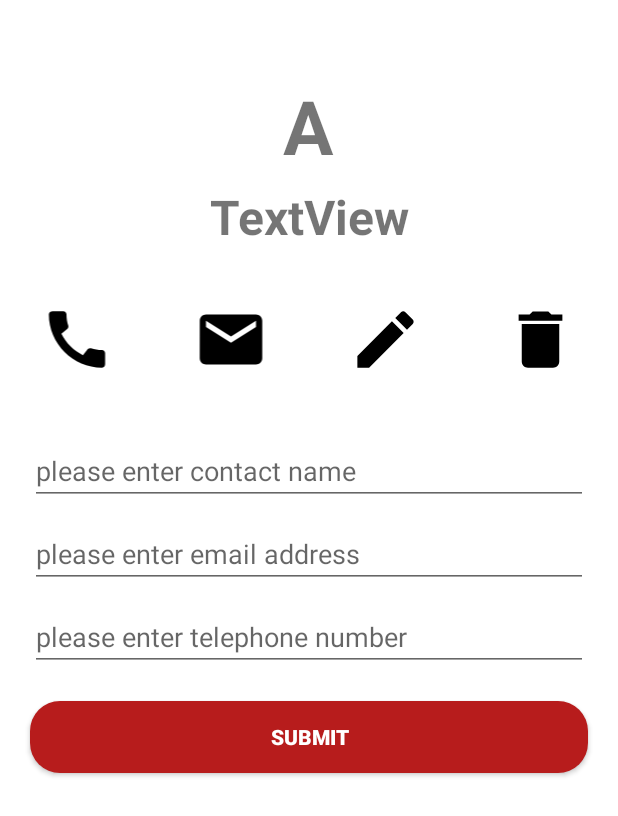
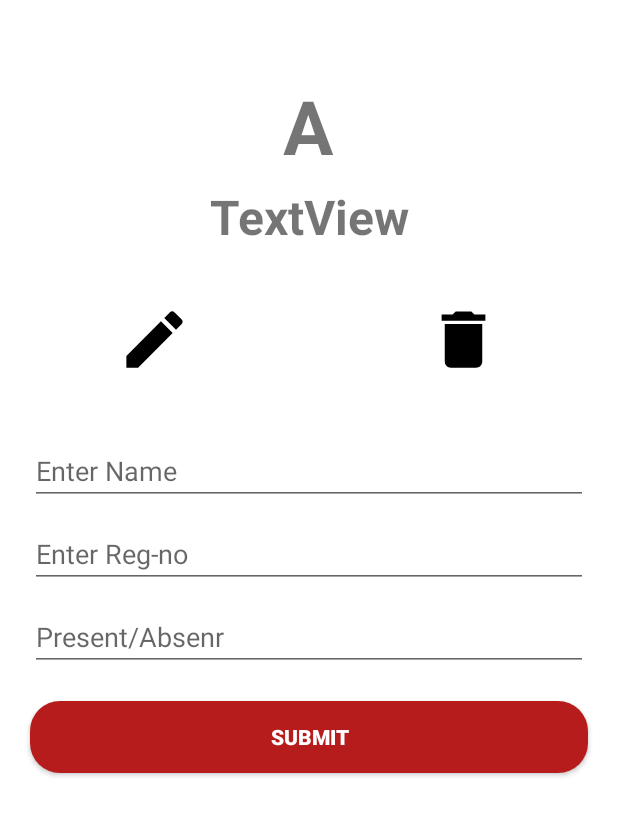
Before and after one commit to PRINCEKUMAR2025/Contacts, an Android app: the ContactInfo screen opened directly, with no data from a screen before it, after a tap on an icon or button, on a phone screen of 412 x 824 dp. Shown: the top 816 px of the screen. Run offline under Robolectric (Android 15) with nearby library versions, the phone set to English and light mode, and no system bars; libraries missing offline, so code that uses them is left out: com.backendless, com.backendless.async, com.backendless.exceptions; 5 statements that could not run were skipped.

```diff
--- a/app/src/main/java/com/prince5326/contacts/ApplicationClass.java
+++ b/app/src/main/java/com/prince5326/contacts/ApplicationClass.java
@@ -8,8 +8,8 @@ import com.backendless.BackendlessUser;
 import java.util.List;
 
 public class ApplicationClass extends Application {
-    public static final String APPLICATION_ID = "241DA653-A6C0-DDC0-FF36-A831FA58CB00";
-    public static final String API_KEY = "0A1C7BA0-3B36-4A9E-B464-C2827CB1DD0D";
+    public static final String APPLICATION_ID = "F5EB923D-FCCC-9521-FF2D-D6BFA54D5500";
+    public static final String API_KEY = "2219C8CE-A89F-4975-8F54-9330E8E8E6E8";
     public static final String SERVER_URL = "https://api.backendless.com";
 
     public static BackendlessUser user;
--- a/app/src/main/java/com/prince5326/contacts/ContactInfo.java
+++ b/app/src/main/java/com/prince5326/contacts/ContactInfo.java
@@ -48,8 +48,8 @@ public class ContactInfo extends AppCompatActivity {
         tvChar=findViewById(R.id.tvChar);
         tvName=findViewById(R.id.tvName);
 
-        ivCall=findViewById(R.id.ivCall);
-        ivMail=findViewById(R.id.ivMail);
+//        ivCall=findViewById(R.id.ivCall);
+//        ivMail=findViewById(R.id.ivMail);
         ivEdit=findViewById(R.id.ivEdit);
         ivDelete=findViewById(R.id.ivDelete);
 
@@ -73,27 +73,27 @@ public class ContactInfo extends AppCompatActivity {
         tvChar.setText(ApplicationClass.contacts.get(index).getName().toUpperCase().charAt(0)+"");
         tvName.setText(ApplicationClass.contacts.get(index).getName());
 
-        ivCall.setOnClickListener(new View.OnClickListener() {
-            @Override
-            public void onClick(View v) {
+//        ivCall.setOnClickListener(new View.OnClickListener() {
+//            @Override
+//            public void onClick(View v) {
+//
+//                String uri="tel:"+ApplicationClass.contacts.get(index).getNumber();
+//                Intent intent=new Intent(Intent.ACTION_DIAL);
+//                intent.setData(Uri.parse(uri));
+//                startActivity(intent);
+//            }
+//        });
 
-                String uri="tel:"+ApplicationClass.contacts.get(index).getNumber();
-                Intent intent=new Intent(Intent.ACTION_DIAL);
-                intent.setData(Uri.parse(uri));
-                startActivity(intent);
-            }
-        });
-
-        ivMail.setOnClickListener(new View.OnClickListener() {
-            @Override
-            public void onClick(View v) {
-
-                Intent intent=new Intent(Intent.ACTION_SEND);
-                intent.setType("text/html");
-                intent.putExtra(Intent.EXTRA_EMAIL,ApplicationClass.contacts.get(index).getEmail());
-                startActivity(Intent.createChooser(intent,"Send mail to "+ApplicationClass.contacts.get(index).getName()));
-            }
-        });
+//        ivMail.setOnClickListener(new View.OnClickListener() {
+//            @Override
+//            public void onClick(View v) {
+//
+//                Intent intent=new Intent(Intent.ACTION_SEND);
+//                intent.setType("text/html");
+//                intent.putExtra(Intent.EXTRA_EMAIL,ApplicationClass.contacts.get(index).getEmail());
+//                startActivity(Intent.createChooser(intent,"Send mail to "+ApplicationClass.contacts.get(index).getName()));
+//            }
+//        });
 
         ivEdit.setOnClickListener(new View.OnClickListener() {
             @Override
@@ -121,21 +121,21 @@ public class ContactInfo extends AppCompatActivity {
             public void onClick(View v) {
 
                 final AlertDialog.Builder dialog=new AlertDialog.Builder(ContactInfo.this);
-                dialog.setMessage("Are you sure you want to delete the contact?");
+                dialog.setMessage("Are you sure you want to delete the Attendance?");
 
                 dialog.setPositiveButton("OK", new DialogInterface.OnClickListener() {
                     @Override
                     public void onClick(DialogInterface dialog, int which) {
 
                         showProgress(true);
-                        tvLoad.setText("Deleting contact...please wait...");
+                        tvLoad.setText("Deleting Attendance...please wait...");
 
                         Backendless.Persistence.of(Contact.class).remove(ApplicationClass.contacts.get(index), new AsyncCallback<Long>() {
                             @Override
                             public void handleResponse(Long response) {
 
                                 ApplicationClass.contacts.remove(index);
-                                Toast.makeText(ContactInfo.this, "Contact Successfully removed!", Toast.LENGTH_SHORT).show();
+                                Toast.makeText(ContactInfo.this, "Attendance Successfully removed!", Toast.LENGTH_SHORT).show();
                                 setResult(RESULT_OK);
                                 ContactInfo.this.finish();
                             }
@@ -173,7 +173,7 @@ public class ContactInfo extends AppCompatActivity {
                     ApplicationClass.contacts.get(index).setEmail(etMail.getText().toString().trim());
 
                     showProgress(true);
-                    tvLoad.setText("Updating Contact...please wait...");
+                    tvLoad.setText("Updating Attendance...please wait...");
 
                     Backendless.Persistence.save(ApplicationClass.contacts.get(index), new AsyncCallback<Contact>() {
                         @Override
@@ -181,7 +181,7 @@ public class ContactInfo extends AppCompatActivity {
 
                             tvChar.setText(ApplicationClass.contacts.get(index).getName().toUpperCase().charAt(0)+"");
                             tvName.setText(ApplicationClass.contacts.get(index).getName());
-                            Toast.makeText(ContactInfo.this, "Contact Successfully Updated!", Toast.LENGTH_SHORT).show();
+                            Toast.makeText(ContactInfo.this, "Attendance Successfully Updated!", Toast.LENGTH_SHORT).show();
                             showProgress(false);
                         }
 
--- a/app/src/main/java/com/prince5326/contacts/ContactList.java
+++ b/app/src/main/java/com/prince5326/contacts/ContactList.java
@@ -58,7 +58,7 @@ public class ContactList extends AppCompatActivity {
         queryBuilder.setGroupBy("name");
 
         showProgress(true);
-        tvLoad.setText("Getting all Contacts...Please wait...");
+        tvLoad.setText("Getting all Attendance...Please wait...");
 
         Backendless.Persistence.of(Contact.class).find(queryBuilder, new AsyncCallback<List<Contact>>() {
             @Override
--- a/app/src/main/java/com/prince5326/contacts/NewContact.java
+++ b/app/src/main/java/com/prince5326/contacts/NewContact.java
@@ -62,12 +62,12 @@ public class NewContact extends AppCompatActivity {
                     contact.setUserEmail(ApplicationClass.user.getEmail());
 
                     showProgress(true);
-                    tvLoad.setText("Creating New Contact..please wait..");
+                    tvLoad.setText("Creating New Attendance..please wait..");
 
                     Backendless.Persistence.save(contact, new AsyncCallback<Contact>() {
                         @Override
                         public void handleResponse(Contact response) {
-                            Toast.makeText(NewContact.this, "New Contact Saved Successfully!", Toast.LENGTH_SHORT).show();
+                            Toast.makeText(NewContact.this, "New Attendance Saved Successfully!", Toast.LENGTH_SHORT).show();
                             showProgress(false);
                             etName.setText("");
                             etMail.setText("");
--- a/app/src/main/res/layout/activity_contact_info.xml
+++ b/app/src/main/res/layout/activity_contact_info.xml
@@ -63,21 +63,21 @@
             android:layout_marginTop="35dp"
             android:orientation="horizontal">
 
-            <ImageView
-                android:id="@+id/ivCall"
-                android:layout_width="wrap_content"
-                android:layout_height="50dp"
-                android:layout_weight="1"
-                android:clickable="true"
-                app:srcCompat="@drawable/call" />
+<!--            <ImageView-->
+<!--                android:id="@+id/ivCall"-->
+<!--                android:layout_width="wrap_content"-->
+<!--                android:layout_height="50dp"-->
+<!--                android:layout_weight="1"-->
+<!--                android:clickable="true"-->
+<!--                app:srcCompat="@drawable/call" />-->
 
-            <ImageView
-                android:id="@+id/ivMail"
-                android:layout_width="wrap_content"
-                android:layout_height="50dp"
-                android:layout_weight="1"
-                android:clickable="true"
-                app:srcCompat="@drawable/mail" />
+<!--            <ImageView-->
+<!--                android:id="@+id/ivMail"-->
+<!--                android:layout_width="wrap_content"-->
+<!--                android:layout_height="50dp"-->
+<!--                android:layout_weight="1"-->
+<!--                android:clickable="true"-->
+<!--                app:srcCompat="@drawable/mail" />-->
 
             <ImageView
                 android:id="@+id/ivEdit"
@@ -104,7 +104,7 @@
             android:layout_marginTop="40dp"
             android:layout_marginRight="20dp"
             android:ems="10"
-            android:hint="please enter contact name"
+            android:hint="Enter Name"
             android:inputType="textPersonName" />
 
         <EditText
@@ -115,7 +115,7 @@
             android:layout_marginTop="10dp"
             android:layout_marginRight="20dp"
             android:ems="10"
-            android:hint="please enter email address"
+            android:hint="Enter Reg-no"
             android:inputType="textEmailAddress" />
 
         <EditText
@@ -126,7 +126,7 @@
             android:layout_marginTop="10dp"
             android:layout_marginRight="20dp"
             android:ems="10"
-            android:hint="please enter telephone number"
+            android:hint="Present/Absenr"
             android:inputType="phone" />
 
         <androidx.appcompat.widget.AppCompatButton
--- a/app/src/main/res/layout/activity_contact_list.xml
+++ b/app/src/main/res/layout/activity_contact_list.xml
@@ -44,7 +44,7 @@
             android:layout_marginTop="10dp"
             android:layout_marginBottom="10dp"
             android:gravity="center_horizontal"
-            android:text="Contacts"
+            android:text="Attendance"
             android:textSize="26sp" />
 
         <ListView
--- a/app/src/main/res/layout/activity_main.xml
+++ b/app/src/main/res/layout/activity_main.xml
@@ -35,7 +35,7 @@
         android:layout_marginTop="30dp"
         android:layout_marginRight="20dp"
         android:background="@drawable/buttons"
-        android:text="Create Contact"
+        android:text="Generate Attendance"
         android:textColor="@color/ic_launcher_background" />
 
     <androidx.appcompat.widget.AppCompatButton
@@ -46,7 +46,7 @@
         android:layout_marginTop="50dp"
         android:layout_marginRight="20dp"
         android:background="@drawable/buttons"
-        android:text=" List Of Contacts"
+        android:text="View Attendance"
         android:textColor="@color/ic_launcher_background" />
 
     <TextView
--- a/app/src/main/res/values/strings.xml
+++ b/app/src/main/res/values/strings.xml
@@ -1,3 +1,3 @@
 <resources>
-    <string name="app_name">Contacts</string>
+    <string name="app_name">Attendance</string>
 </resources>
```
Also changed, not shown: app/src/main/res/layout/activity_new_contact.xml (+4 -4 lines).
